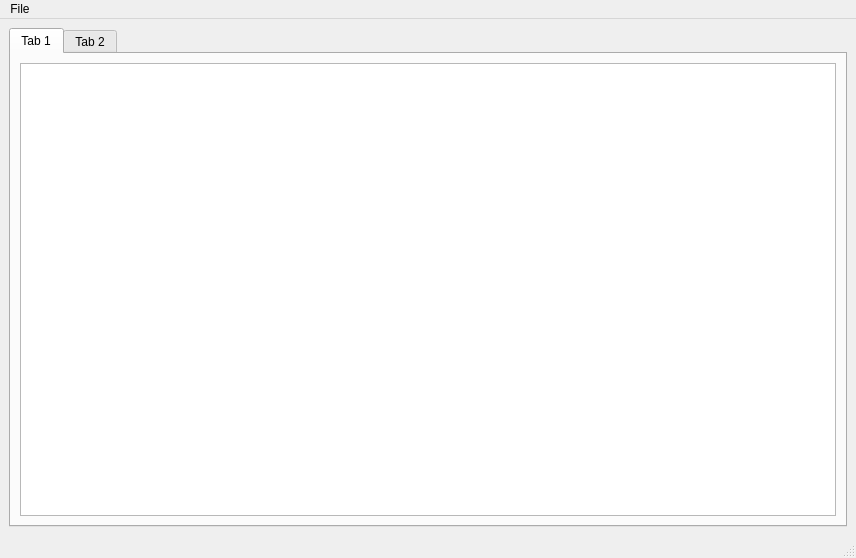
The window that src/gui/mainwindow.ui (edulix/confclerk) describes before a commit, drawn with Qt 5.
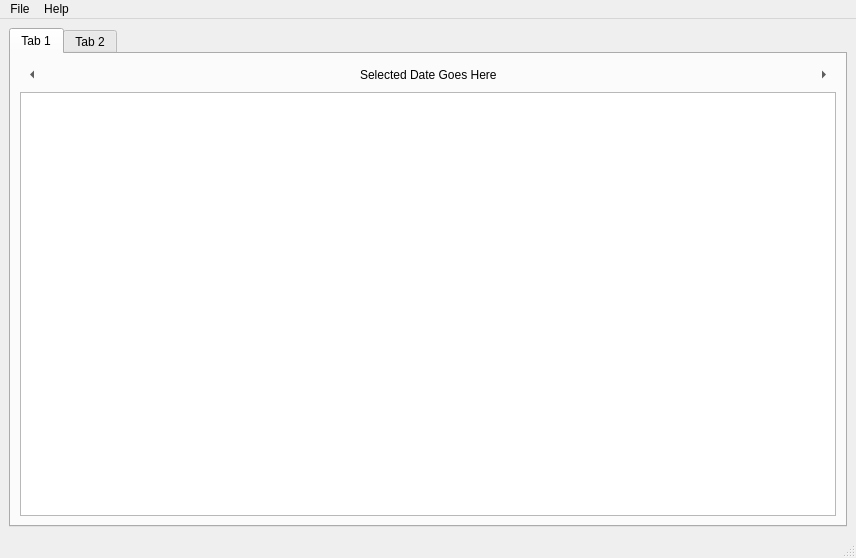
The same window after the commit. Custom widgets are drawn as their Qt base class.

Commit message: added about dialog(s) - some modifications needed     - About Qt: not scrollable     - About app: modifications to display items in system font/colors needed

The edit to the form file:
```diff
--- a/src/gui/mainwindow.ui
+++ b/src/gui/mainwindow.ui
@@ -26,6 +26,69 @@
        <layout class="QGridLayout" name="gridLayout_2" >
         <item row="0" column="0" >
          <layout class="QVBoxLayout" name="verticalLayout" >
+          <item>
+           <layout class="QHBoxLayout" name="horizontalLayout_2" >
+            <item>
+             <widget class="QToolButton" name="buttonPrevDay" >
+              <property name="text" >
+               <string>&lt;|</string>
+              </property>
+              <property name="autoRaise" >
+               <bool>true</bool>
+              </property>
+              <property name="arrowType" >
+               <enum>Qt::LeftArrow</enum>
+              </property>
+             </widget>
+            </item>
+            <item>
+             <spacer name="horizontalSpacer" >
+              <property name="orientation" >
+               <enum>Qt::Horizontal</enum>
+              </property>
+              <property name="sizeHint" stdset="0" >
+               <size>
+                <width>40</width>
+                <height>20</height>
+               </size>
+              </property>
+             </spacer>
+            </item>
+            <item>
+             <widget class="QLabel" name="label" >
+              <property name="text" >
+               <string>Selected Date Goes Here</string>
+              </property>
+             </widget>
+            </item>
+            <item>
+             <spacer name="horizontalSpacer_2" >
+              <property name="orientation" >
+               <enum>Qt::Horizontal</enum>
+              </property>
+              <property name="sizeHint" stdset="0" >
+               <size>
+                <width>40</width>
+                <height>20</height>
+               </size>
+              </property>
+             </spacer>
+            </item>
+            <item>
+             <widget class="QToolButton" name="buttonNextDay" >
+              <property name="text" >
+               <string>|></string>
+              </property>
+              <property name="autoRaise" >
+               <bool>true</bool>
+              </property>
+              <property name="arrowType" >
+               <enum>Qt::RightArrow</enum>
+              </property>
+             </widget>
+            </item>
+           </layout>
+          </item>
           <item>
            <widget class="TreeView" name="treeView" >
             <property name="maximumSize" >
@@ -64,7 +127,15 @@
     </property>
     <addaction name="actionImportSchedule" />
    </widget>
+   <widget class="QMenu" name="menuAbout" >
+    <property name="title" >
+     <string>Help</string>
+    </property>
+    <addaction name="actionAboutQt" />
+    <addaction name="actionAboutApplication" />
+   </widget>
    <addaction name="menuFile" />
+   <addaction name="menuAbout" />
   </widget>
   <widget class="QStatusBar" name="statusbar" />
   <action name="actionImportSchedule" >
```
Left out of the diff: 10 changed lines with no effect on the pictures. The commit also changes 4 other files.
